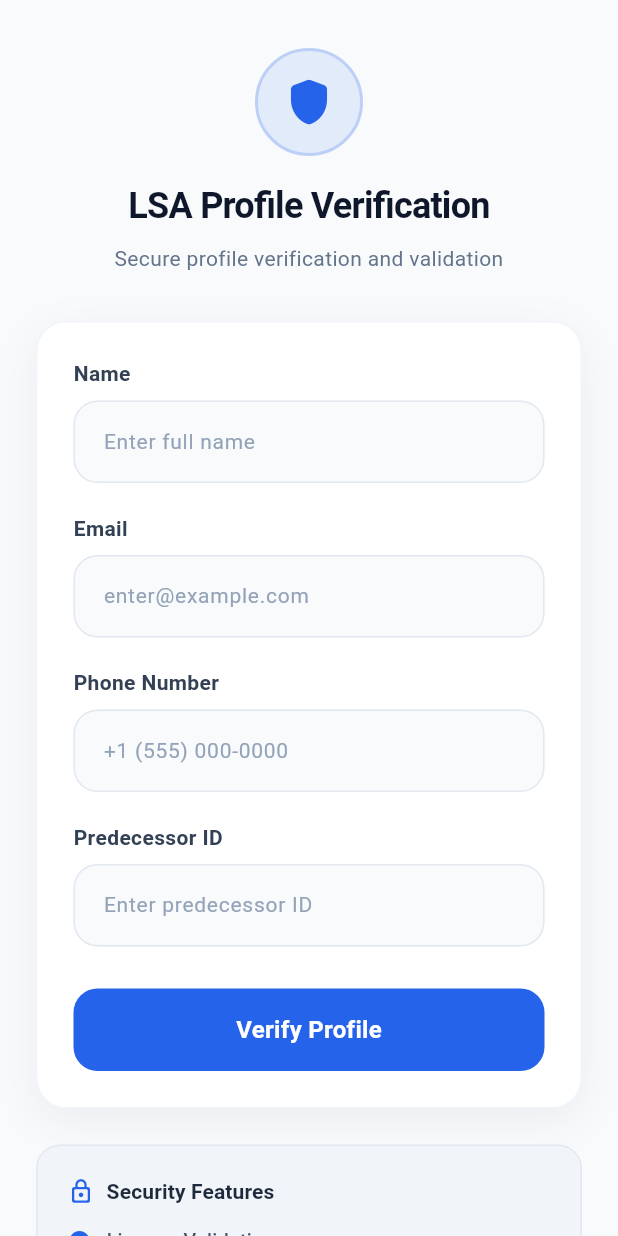
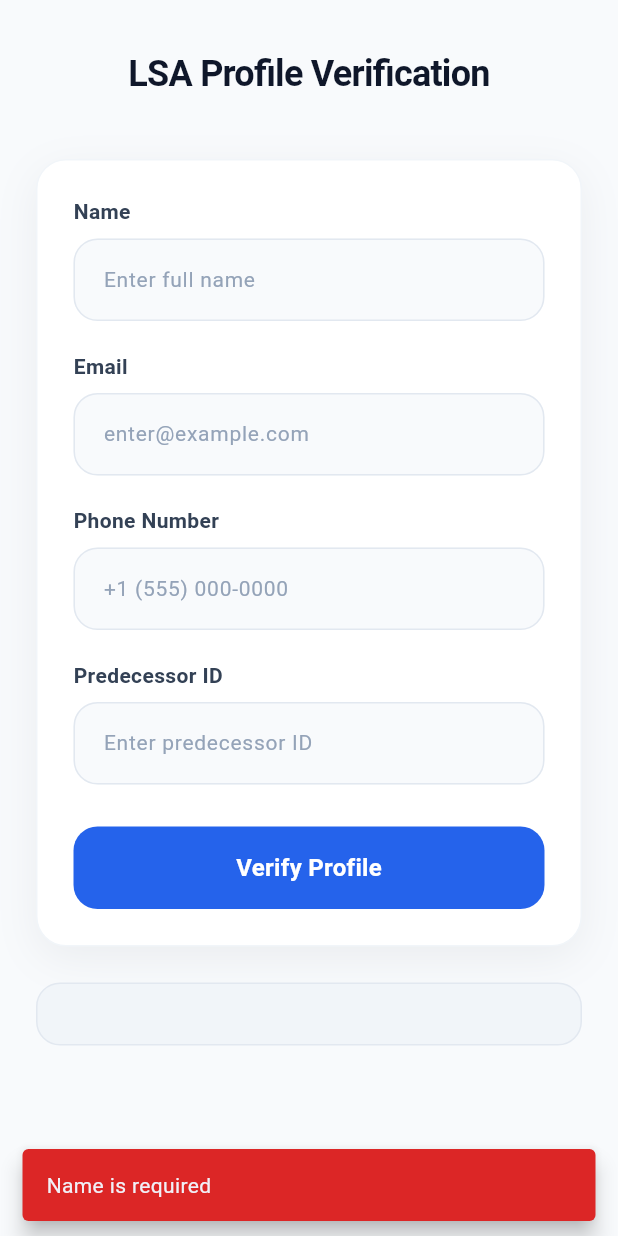
Before and after one commit to Diya2004-source/lsa_profile_verification, a Flutter app: the screen it shows after launch, after a tap on "Verify Profile", on a phone screen of 412 x 824 dp. Run offline on Flutter 3.47's test engine with Material 3 defaults, Android fonts, the phone set to English and light mode, and no system bars.

Commit message:
validation created

```diff
--- a/lsa_profile_verification_screen/lib/screens/lsa_verification_screen.dart
+++ b/lsa_profile_verification_screen/lib/screens/lsa_verification_screen.dart
@@ -1,9 +1,10 @@
+// Screen for LSA Profile Verification UI with fail-closed validation logic.
 import 'package:flutter/material.dart';
+import '../security/security_validator.dart';
 import '../widgets/custom_text_field.dart';
 import '../widgets/primary_button.dart';
 import '../widgets/profile_header.dart';
 
-/// Screen for LSA Profile Verification UI.
 class LsaVerificationScreen extends StatefulWidget {
   const LsaVerificationScreen({super.key});
 
@@ -33,6 +34,44 @@ class _LsaVerificationScreenState extends State<LsaVerificationScreen> {
     _phoneController.dispose();
     _predecessorIdController.dispose();
     super.dispose();
+  }
+
+  /// Handles profile verification submission using fail-closed validation.
+  void _handleVerification() {
+    final name = _nameController.text;
+    final email = _emailController.text;
+    final phone = _phoneController.text;
+    final predecessorId = _predecessorIdController.text;
+
+    final errorMessage = SecurityValidator.validateSubmission(
+      name: name,
+      email: email,
+      phone: phone,
+      predecessorId: predecessorId,
+    );
+
+    ScaffoldMessenger.of(context).clearSnackBars();
+
+    if (errorMessage != null) {
+      // Show red SnackBar if validation fails and stop execution immediately
+      ScaffoldMessenger.of(context).showSnackBar(
+        SnackBar(
+          content: Text(errorMessage),
+          backgroundColor: const Color(0xFFDC2626),
+          behavior: SnackBarBehavior.floating,
+        ),
+      );
+      return;
+    }
+
+    // Show green SnackBar when validation succeeds
+    ScaffoldMessenger.of(context).showSnackBar(
+      const SnackBar(
+        content: Text('Validation Passed'),
+        backgroundColor: Color(0xFF16A34A),
+        behavior: SnackBarBehavior.floating,
+      ),
+    );
   }
 
   @override
@@ -109,7 +148,7 @@ class _LsaVerificationScreenState extends State<LsaVerificationScreen> {
                     // Button Section: Verify Profile Button
                     PrimaryButton(
                       text: 'Verify Profile',
-                      onPressed: () {},
+                      onPressed: _handleVerification,
                     ),
                   ],
                 ),
@@ -138,36 +177,6 @@ class _LsaVerificationScreenState extends State<LsaVerificationScreen> {
           width: 1,
         ),
       ),
-      child: Column(
-        crossAxisAlignment: CrossAxisAlignment.start,
-        children: [
-          Row(
-            children: const [
-              Icon(
-                Icons.lock_outline_rounded,
-                size: 18,
-                color: Color(0xFF2563EB),
-              ),
-              SizedBox(width: 8),
-              Text(
-                'Security Features',
-                style: TextStyle(
-                  fontSize: 14,
-                  fontWeight: FontWeight.w700,
-                  color: Color(0xFF1E293B),
-                  letterSpacing: 0.1,
-                ),
-              ),
-            ],
-          ),
-          const SizedBox(height: 14),
-          _buildSecurityFeatureItem('Lineage Validation'),
-          const SizedBox(height: 8),
-          _buildSecurityFeatureItem('Fail-Closed Security'),
-          const SizedBox(height: 8),
-          _buildSecurityFeatureItem('Metadata Tracking'),
-        ],
-      ),
     );
   }
 
--- a/lsa_profile_verification_screen/lib/security/security_validator.dart
+++ b/lsa_profile_verification_screen/lib/security/security_validator.dart
@@ -0,0 +1,46 @@
+/// Security validator enforcing fail-closed input validation rules.
+class SecurityValidator {
+  /// Validates the submission parameters for LSA Profile Verification.
+  ///
+  /// Returns an error message [String] if validation fails, or `null` if all checks pass.
+  static String? validateSubmission({
+    required String name,
+    required String email,
+    required String phone,
+    required String predecessorId,
+  }) {
+    // Rule 1: Name cannot be empty
+    if (name.trim().isEmpty) {
+      return 'Name is required';
+    }
+
+    // Rule 2: Email cannot be empty
+    if (email.trim().isEmpty) {
+      return 'Email is required';
+    }
+
+    // Rule 3: Email must contain '@'
+    if (!email.contains('@')) {
+      return 'Please enter a valid email';
+    }
+
+    // Rule 4: Phone cannot be empty
+    if (phone.trim().isEmpty) {
+      return 'Phone is required';
+    }
+
+    // Rule 5: Phone must contain at least 10 digits
+    final digitsOnly = phone.replaceAll(RegExp(r'\D'), '');
+    if (digitsOnly.length < 10) {
+      return 'Please enter a valid phone number';
+    }
+
+    // Rule 6: Predecessor ID cannot be empty
+    if (predecessorId.trim().isEmpty) {
+      return 'Predecessor ID is required';
+    }
+
+    // All validation checks passed (Fail-Closed principle)
+    return null;
+  }
+}
--- a/lsa_profile_verification_screen/lib/widgets/profile_header.dart
+++ b/lsa_profile_verification_screen/lib/widgets/profile_header.dart
@@ -12,28 +12,7 @@ class ProfileHeader extends StatelessWidget {
       mainAxisSize: MainAxisSize.min,
       crossAxisAlignment: CrossAxisAlignment.center,
       children: [
-        // Circular shield / security icon container
-        Container(
-          width: 72,
-          height: 72,
-          decoration: BoxDecoration(
-            color: const Color(0x1A2563EB), // 10% opacity blue
-            shape: BoxShape.circle,
-            border: Border.all(
-              color: const Color(0x332563EB), // 20% opacity blue border
-              width: 2,
-            ),
-          ),
-          child: const Center(
-            child: Icon(
-              Icons.shield_rounded,
-              size: 36,
-              color: primaryColor,
-            ),
-          ),
-        ),
-        const SizedBox(height: 16),
-        // Title
+              // Title
         const Text(
           'LSA Profile Verification',
           textAlign: TextAlign.center,
@@ -45,16 +24,6 @@ class ProfileHeader extends StatelessWidget {
           ),
         ),
         const SizedBox(height: 8),
-        // Subtitle
-        const Text(
-          'Secure profile verification and validation',
-          textAlign: TextAlign.center,
-          style: TextStyle(
-            fontSize: 14,
-            color: Color(0xFF64748B),
-            height: 1.4,
-          ),
-        ),
       ],
     );
   }
```
